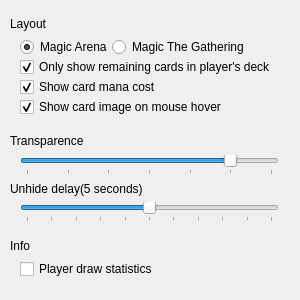
Qt form src/ui/taboverlay.ui (HearthSim/LotusTracker) before a commit.
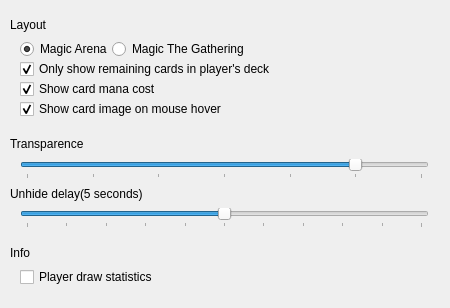
The same form after that commit.

Patch:
```diff
--- a/src/ui/taboverlay.ui
+++ b/src/ui/taboverlay.ui
@@ -6,13 +6,13 @@
    <rect>
     <x>0</x>
     <y>0</y>
-    <width>300</width>
-    <height>300</height>
+    <width>450</width>
+    <height>308</height>
    </rect>
   </property>
   <property name="minimumSize">
    <size>
-    <width>300</width>
+    <width>450</width>
     <height>300</height>
    </size>
   </property>
```
